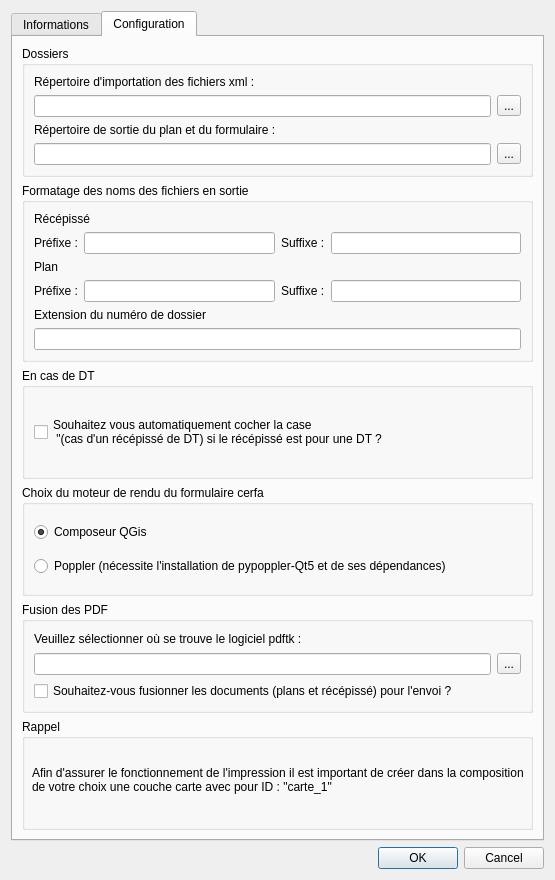
The window that DICT_dialog_config.ui (Oslandia/DICT) describes before a commit, drawn with Qt 5.
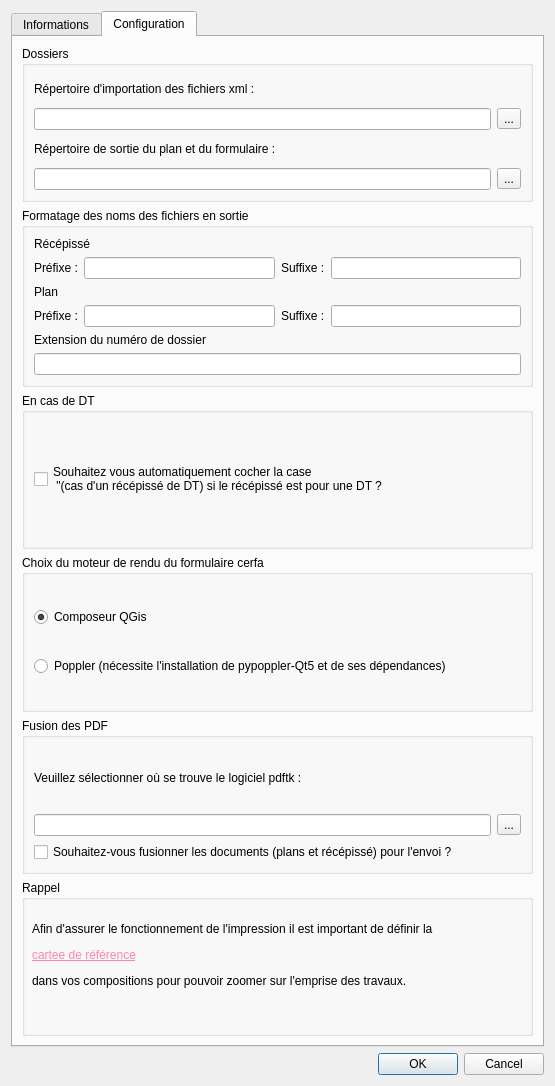
The same window after the commit.

Commit message: suppression de la limitation de nommage de la carte de référence en 'carte_1'

```diff
--- a/DICT_dialog_config.ui
+++ b/DICT_dialog_config.ui
@@ -7,7 +7,7 @@
     <x>0</x>
     <y>0</y>
     <width>555</width>
-    <height>848</height>
+    <height>1086</height>
    </rect>
   </property>
   <property name="windowTitle">
@@ -505,12 +505,11 @@
             <x>10</x>
             <y>30</y>
             <width>491</width>
-            <height>61</height>
+            <height>91</height>
            </rect>
           </property>
           <property name="text">
-           <string>Afin d'assurer le fonctionnement de l'impression il est important de créer dans la composition 
-de votre choix une couche carte avec pour ID : &quot;carte_1&quot;</string>
+           <string>&lt;html&gt;&lt;head/&gt;&lt;body&gt;&lt;p&gt;Afin d'assurer le fonctionnement de l'impression il est important de définir la &lt;/p&gt;&lt;p&gt;&lt;a href=&quot;https://docs.qgis.org/testing/en/docs/user_manual/print_composer/overview_composer.html#general-settings&quot;&gt;&lt;span style=&quot; text-decoration: underline; color:#ff85a6;&quot;&gt;cartee de référence&lt;/span&gt;&lt;/a&gt;&lt;/p&gt;&lt;p&gt;dans vos compositions pour pouvoir zoomer sur l'emprise des travaux.&lt;/p&gt;&lt;/body&gt;&lt;/html&gt;</string>
           </property>
          </widget>
         </widget>
```
The commit also changes 1 other file.
